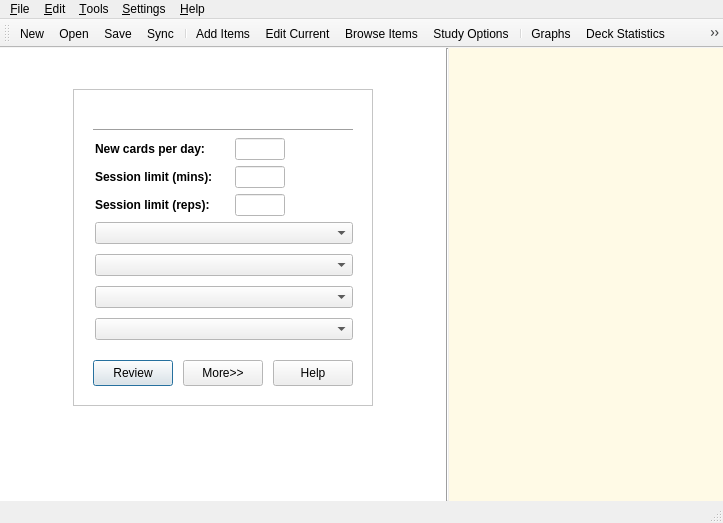
Above: designer/main.ui from ankitects/anki before the change. Below: the same form after it.
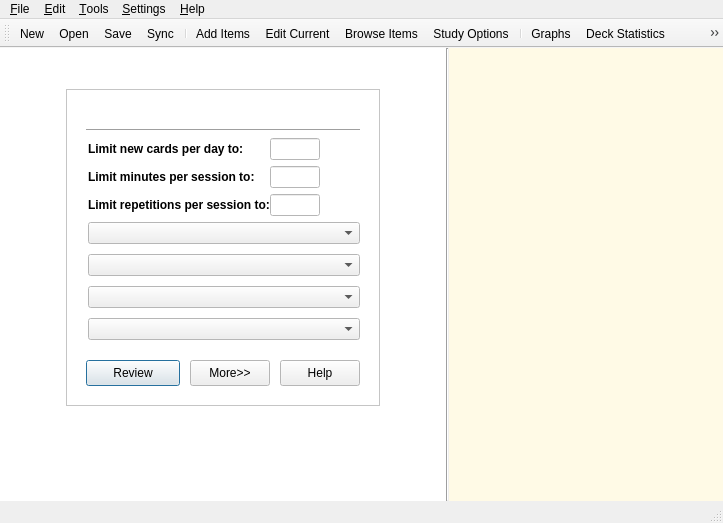
That is the form after the change. The open tabs and pages were chosen to show the change. Icons and pictures are not drawn.

Commit message: improve wording in study options page

What changed in the file:
```diff
--- a/designer/main.ui
+++ b/designer/main.ui
@@ -514,7 +514,7 @@
                        </size>
                       </property>
                       <property name="text" >
-                       <string>&lt;b>Session limit (mins):&lt;/b></string>
+                       <string>&lt;b>Limit minutes per session to:&lt;/b></string>
                       </property>
                       <property name="margin" >
                        <number>4</number>
@@ -546,7 +546,7 @@
                        </size>
                       </property>
                       <property name="text" >
-                       <string>&lt;b>New cards per day:&lt;/b></string>
+                       <string>&lt;b>Limit new cards per day to:&lt;/b></string>
                       </property>
                       <property name="margin" >
                        <number>4</number>
@@ -601,7 +601,7 @@
                     <item row="2" column="0" >
                      <widget class="QLabel" name="label" >
                       <property name="text" >
-                       <string>&lt;b>Session limit (reps):</string>
+                       <string>&lt;b>Limit repetitions per session to:&lt;/b></string>
                       </property>
                       <property name="margin" >
                        <number>4</number>
```
